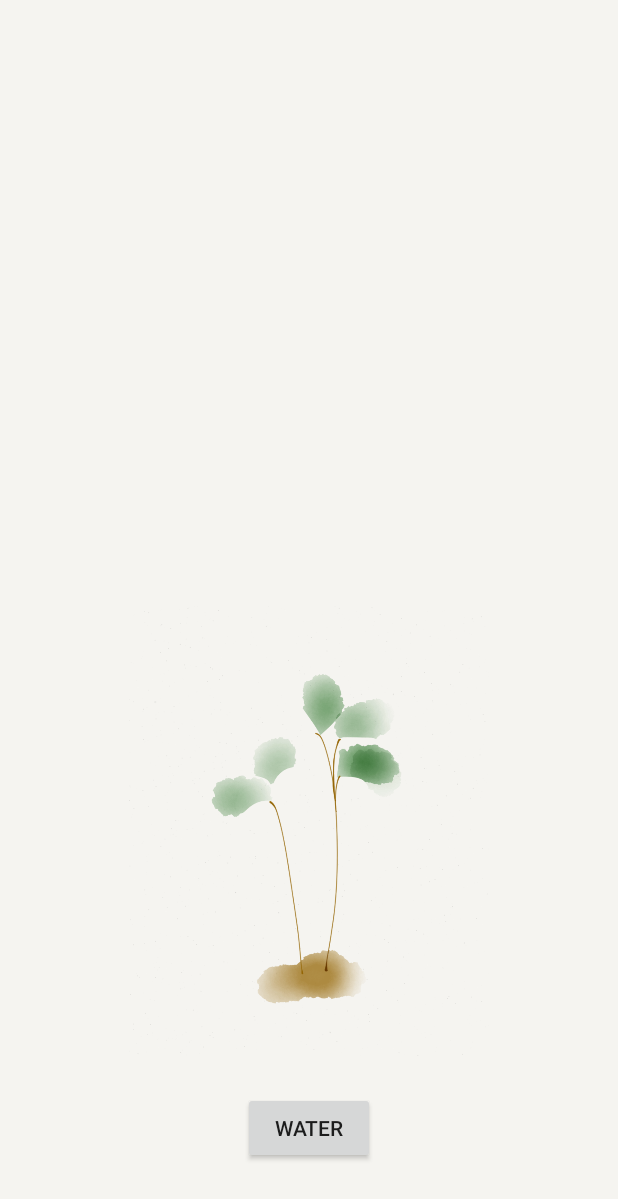
After one commit to ezhao/Plant, an Android app: the layout fragment_plant.xml on its own in the app's theme, with its tools: preview values and no code run, on a phone screen of 412 x 824 dp. The commit adds this screen. Shown: the top 1199 px of the screen. Run offline under Robolectric (Android 15) with nearby library versions, the phone set to English and light mode, and no system bars.

Commit message:
refactor to use fragments

```diff
--- a/app/build.gradle
+++ b/app/build.gradle
@@ -22,4 +22,5 @@ android {
 dependencies {
     compile fileTree(dir: 'libs', include: ['*.jar'])
     compile 'com.android.support:appcompat-v7:21.0.3'
+    compile 'com.jakewharton:butterknife:6.1.0'
 }
--- /dev/null
+++ b/app/src/main/res/layout/fragment_plant.xml
@@ -0,0 +1,26 @@
+<RelativeLayout xmlns:android="http://schemas.android.com/apk/res/android"
+    xmlns:tools="http://schemas.android.com/tools"
+    android:background="@color/paper"
+    android:layout_width="match_parent"
+    android:layout_height="match_parent"
+    tools:context=".PlantActivity">
+
+    <ImageView
+        android:id="@+id/ivPlant"
+        android:src="@drawable/plant_happy"
+        android:layout_alignParentBottom="true"
+        android:layout_marginBottom="120dp"
+        android:layout_centerHorizontal="true"
+        android:layout_width="2400dp"
+        android:layout_height="300dp" />
+
+    <Button
+        android:id="@+id/btnWater"
+        android:text="@string/action_water"
+        android:layout_alignParentBottom="true"
+        android:layout_marginBottom="48dp"
+        android:layout_centerHorizontal="true"
+        android:layout_width="wrap_content"
+        android:layout_height="wrap_content" />
+
+</RelativeLayout>
```
Also changed, not shown: app/src/main/java/com/herokuapp/ezhao/plant/PlantActivity.java (+14 -1 lines), app/src/main/java/com/herokuapp/ezhao/plant/fragments/PlantFragment.java (added, +25 -0 lines), app/src/main/res/layout/activity_plant.xml (+4 -17 lines).
